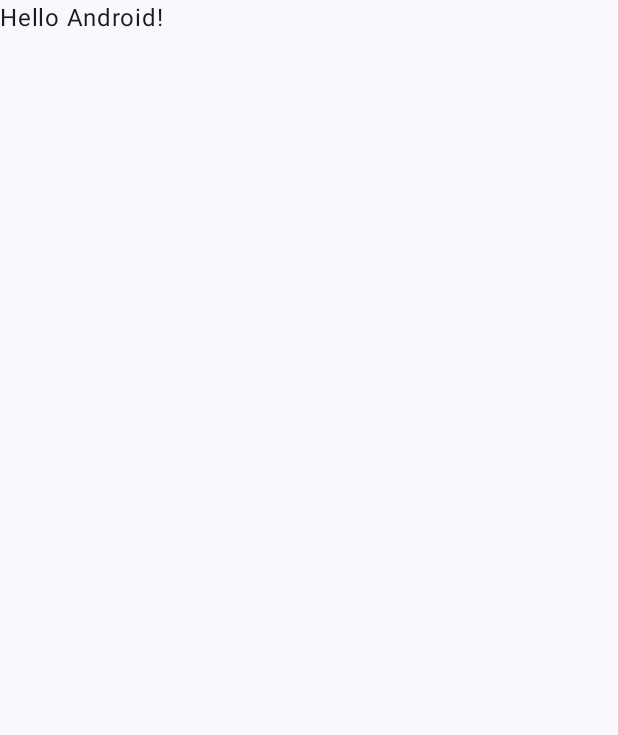
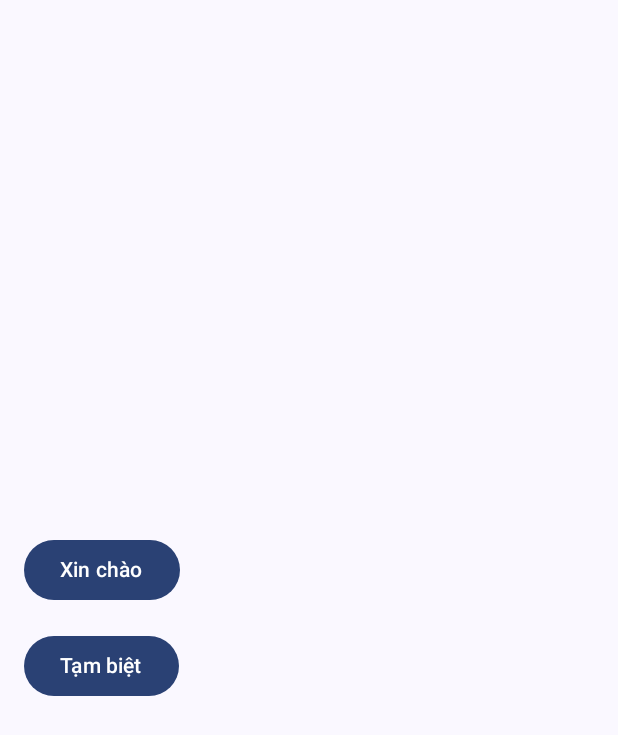
Before and after one commit to NhatHuy0305/assigment-1, an Android app built with Jetpack Compose: the screen it shows after launch (MainActivity), on a phone screen of 412 x 824 dp. Before the commit the part shown is almost empty. Shown: the top 735 px of the screen. Run offline under Robolectric (Android 15) with nearby library versions, the phone set to English and light mode, and no system bars.

Commit message:
Add buttons:Xin Chao

```diff
--- a/app/src/main/java/com/example/assigment1/MainActivity.kt
+++ b/app/src/main/java/com/example/assigment1/MainActivity.kt
@@ -1,16 +1,17 @@
 package com.example.assigment1
 
 import android.os.Bundle
+import android.widget.Toast
 import androidx.activity.ComponentActivity
 import androidx.activity.compose.setContent
 import androidx.activity.enableEdgeToEdge
-import androidx.compose.foundation.layout.fillMaxSize
-import androidx.compose.foundation.layout.padding
-import androidx.compose.material3.Scaffold
-import androidx.compose.material3.Text
+import androidx.compose.foundation.layout.*
+import androidx.compose.material3.*
 import androidx.compose.runtime.Composable
 import androidx.compose.ui.Modifier
+import androidx.compose.ui.platform.LocalContext
 import androidx.compose.ui.tooling.preview.Preview
+import androidx.compose.ui.unit.dp
 import com.example.assigment1.ui.theme.Assigment1Theme
 
 class MainActivity : ComponentActivity() {
@@ -20,10 +21,7 @@ class MainActivity : ComponentActivity() {
         setContent {
             Assigment1Theme {
                 Scaffold(modifier = Modifier.fillMaxSize()) { innerPadding ->
-                    Greeting(
-                        name = "Android",
-                        modifier = Modifier.padding(innerPadding)
-                    )
+                    GreetingUI(modifier = Modifier.padding(innerPadding))
                 }
             }
         }
@@ -31,17 +29,35 @@ class MainActivity : ComponentActivity() {
 }
 
 @Composable
-fun Greeting(name: String, modifier: Modifier = Modifier) {
-    Text(
-        text = "Hello $name!",
+fun GreetingUI(modifier: Modifier = Modifier) {
+    val context = LocalContext.current
+
+    Column(
         modifier = modifier
-    )
+            .fillMaxSize()
+            .padding(16.dp),
+        verticalArrangement = Arrangement.Center
+    ) {
+        Button(onClick = {
+            Toast.makeText(context, "xin chào", Toast.LENGTH_SHORT).show()
+        }) {
+            Text("Xin chào")
+        }
+
+        Spacer(modifier = Modifier.height(16.dp))
+
+        Button(onClick = {
+            Toast.makeText(context, "tạm biệt", Toast.LENGTH_SHORT).show()
+        }) {
+            Text("Tạm biệt")
+        }
+    }
 }
 
 @Preview(showBackground = true)
 @Composable
 fun GreetingPreview() {
     Assigment1Theme {
-        Greeting("Android")
+        GreetingUI()
     }
 }
```
